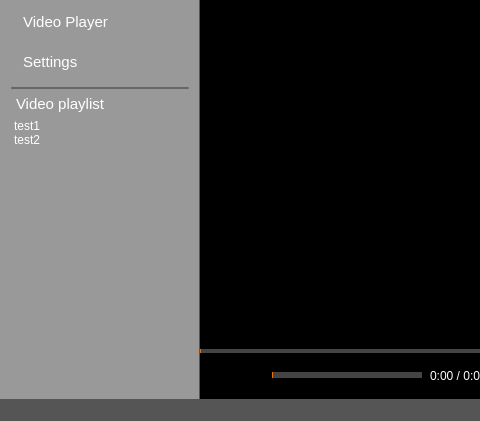
This is TriblerGUI/qt_resources/mainwindow.ui in Tribler/tribler as Qt 5 draws it before an edit; both pictures show x 0 to 480 and y 214 to 635 of the 855 by 635 pixel window. The edited form follows.
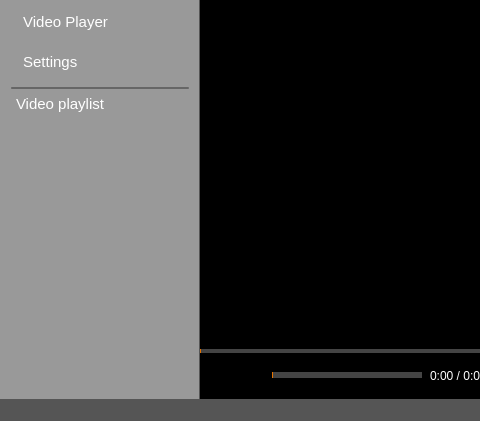
This is the edited form. The open tabs and pages were chosen to show the change. Icons and pictures are not drawn. Custom widgets are drawn as their Qt base class.

What changed in the file:
```diff
--- a/TriblerGUI/qt_resources/mainwindow.ui
+++ b/TriblerGUI/qt_resources/mainwindow.ui
@@ -717,7 +717,7 @@
           </widget>
          </item>
          <item>
-          <widget class="QWidget" name="left_menu_playlist" native="true">
+          <widget class="QWidget" name="left_menu_playlist_container" native="true">
            <property name="sizePolicy">
             <sizepolicy hsizetype="Preferred" vsizetype="Expanding">
              <horstretch>0</horstretch>
@@ -780,7 +780,7 @@
              </widget>
             </item>
             <item>
-             <widget class="QListWidget" name="left_menu_playlist_list">
+             <widget class="LeftMenuPlaylist" name="left_menu_playlist">
               <property name="sizePolicy">
                <sizepolicy hsizetype="Expanding" vsizetype="Expanding">
                 <horstretch>0</horstretch>
@@ -799,16 +799,6 @@
 background-color: #e67300;
 }</string>
               </property>
-              <item>
-               <property name="text">
-                <string>test1</string>
-               </property>
-              </item>
-              <item>
-               <property name="text">
-                <string>test2</string>
-               </property>
-              </item>
              </widget>
             </item>
            </layout>
@@ -6241,6 +6231,11 @@
    <header>channelpage.h</header>
    <container>1</container>
   </customwidget>
+  <customwidget>
+   <class>LeftMenuPlaylist</class>
+   <extends>QListWidget</extends>
+   <header>leftmenuplaylist.h</header>
+  </customwidget>
  </customwidgets>
  <resources/>
  <connections>
```
Left out of the diff: 80 changed lines with no effect on the pictures.
